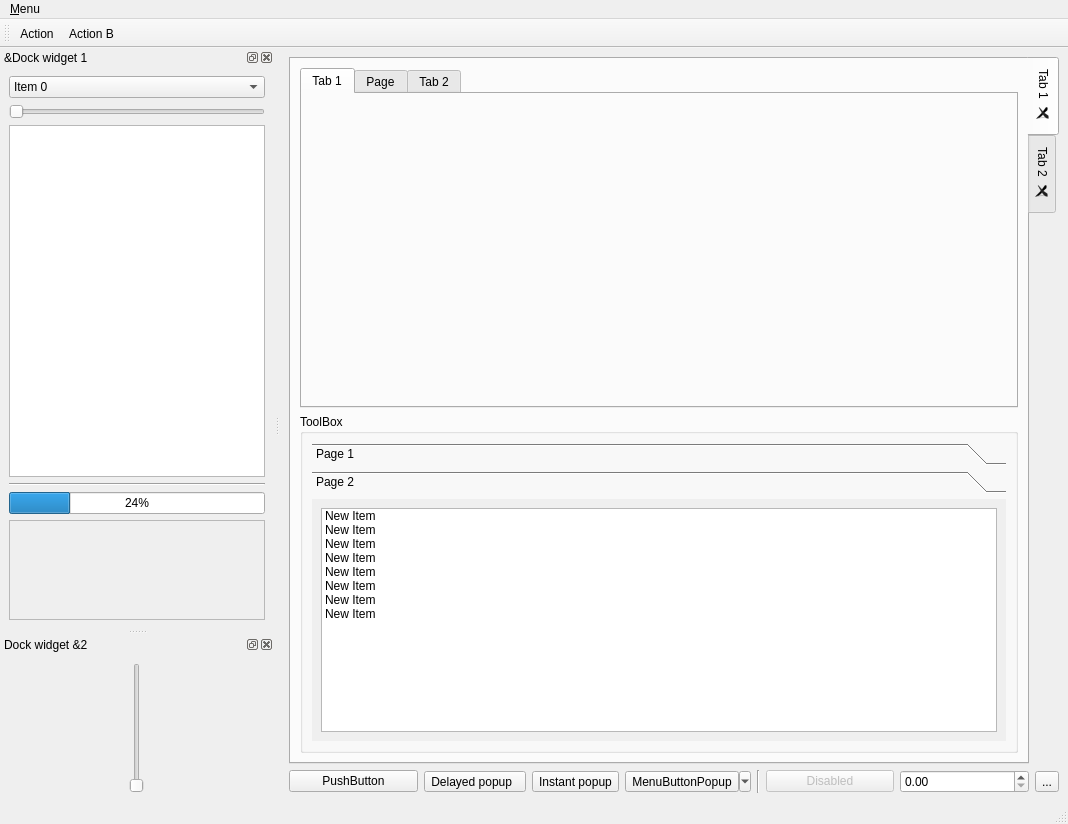
Old version of the form example/ui/example.ui in the repository ColinDuquesnoy/QDarkStyleSheet.
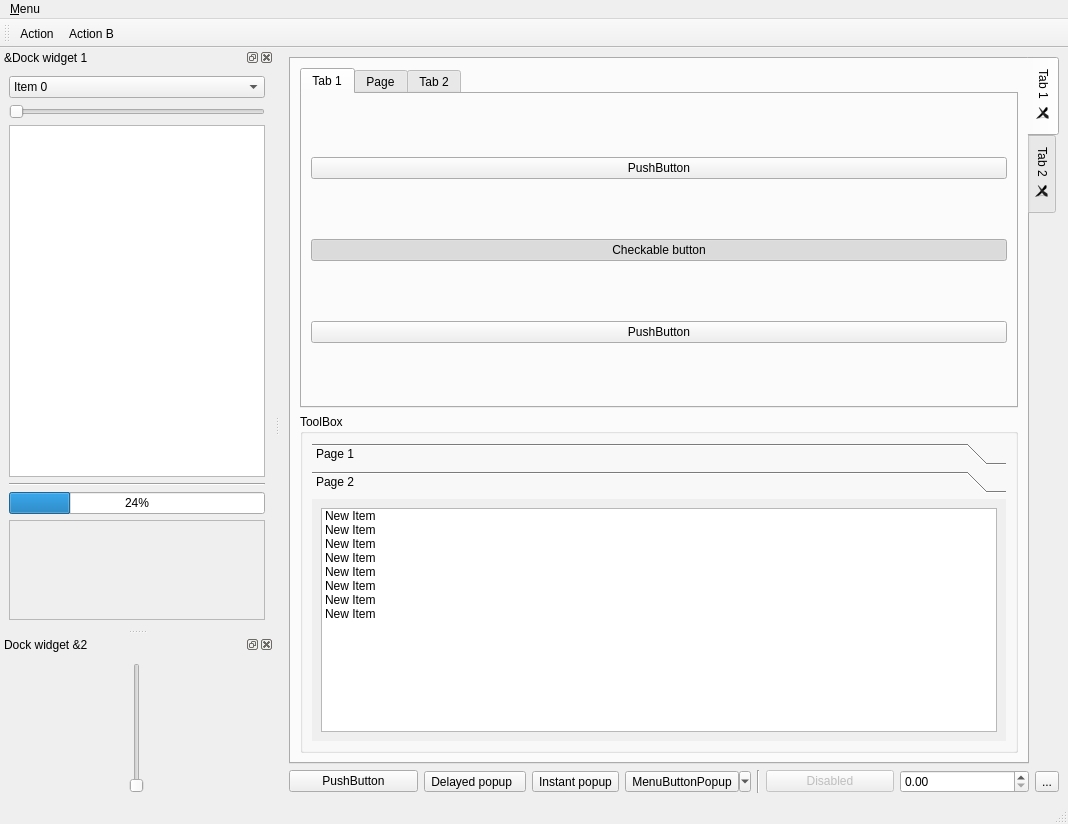
New version of the form. The open tabs and pages were chosen to show the change.

Commit message:
Add style for QPushButton:checked
and update example

Fix #26

```diff
--- a/example/ui/example.ui
+++ b/example/ui/example.ui
@@ -133,7 +133,35 @@
            <attribute name="title">
             <string>Tab 1</string>
            </attribute>
-           <layout class="QGridLayout" name="gridLayout_6"/>
+           <layout class="QGridLayout" name="gridLayout_6">
+            <item row="1" column="0">
+             <widget class="QPushButton" name="checkableButton">
+              <property name="text">
+               <string>Checkable button</string>
+              </property>
+              <property name="checkable">
+               <bool>true</bool>
+              </property>
+              <property name="checked">
+               <bool>true</bool>
+              </property>
+             </widget>
+            </item>
+            <item row="0" column="0">
+             <widget class="QPushButton" name="pushButton">
+              <property name="text">
+               <string>PushButton</string>
+              </property>
+             </widget>
+            </item>
+            <item row="2" column="0">
+             <widget class="QPushButton" name="pushButton_5">
+              <property name="text">
+               <string>PushButton</string>
+              </property>
+             </widget>
+            </item>
+           </layout>
           </widget>
           <widget class="QWidget" name="tab_5">
            <attribute name="title">
```
Left out of the diff: 27 changed lines with no effect on the pictures. The commit also changes 10 other files.
